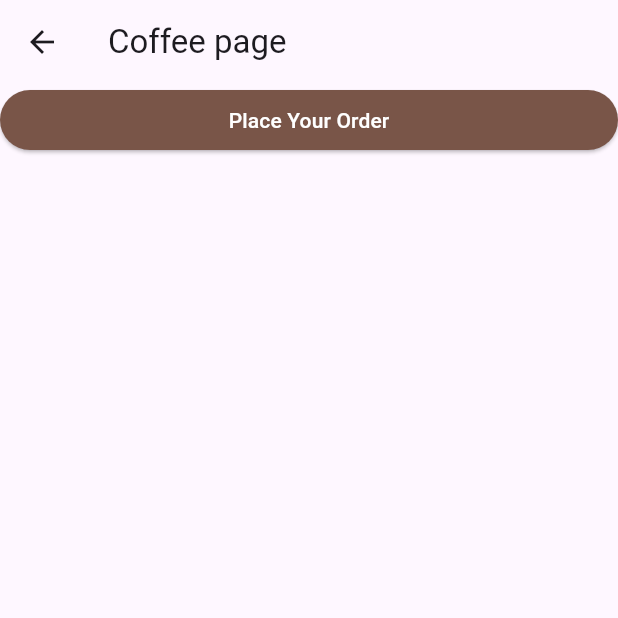
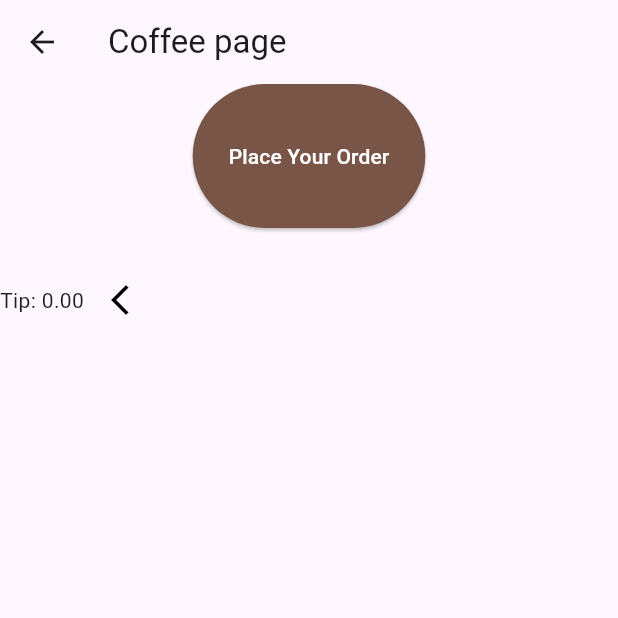
Before and after one commit to koechio/COFFEE_CARD, a Flutter app: the OrderPage screen opened directly, on a phone screen of 412 x 824 dp, the top half of it. Run offline on Flutter 3.47's test engine with Material 3 defaults, Android fonts, the phone set to English and light mode, and no system bars.

Commit message:
feat:add tip section, and place your order button on the order  page

```diff
--- a/lib/screens/order_page.dart
+++ b/lib/screens/order_page.dart
@@ -6,25 +6,43 @@ class OrderPage extends StatelessWidget {
   @override
   Widget build(BuildContext context) {
     return Scaffold(
-      appBar: AppBar(title: Text("Coffee page"),),
+      appBar: AppBar(title: Text("Coffee page")),
       body: SafeArea(
-        child: Row(
-          children: [Expanded(
-
-            flex: 1,
-            child: ElevatedButton(onPressed: (){},
-             style: ElevatedButton.styleFrom(backgroundColor: Colors.brown,
-             foregroundColor: Colors.white,),
-             child: const Text("Place Your Order",),
-
+        child: Column(
+          children: [
+            Expanded(
+              // This is the flexbox for the place your order button at the top
+              flex: 1,
+              child: ElevatedButton(
+                onPressed: () {},
+                style: ElevatedButton.styleFrom(
+                  backgroundColor: Colors.brown,
+                  foregroundColor: Colors.white,
+                ),
+                child: const Text("Place Your Order"),
+              ),
             ),
-          ), ]//Expanded(child: child)]
-
-
-
-        ))
-
-
+            Expanded(
+              // This is the middle section listing out the prices, tips and total
+              flex: 1,
+              child: Row(
+                children: [
+                  Text("Tip: "),
+                  Text("0.00"),
+                  IconButton(
+                    onPressed: () {},
+                    icon: const Icon(
+                      Icons.arrow_back_ios_new,
+                      color: Colors.black,
+                    ),
+                  ),
+                ],
+              ),
+            ),
+            Expanded(flex: 6,child: Column())
+          ],
+        ),
+      ),
     );
   }
 }
```
